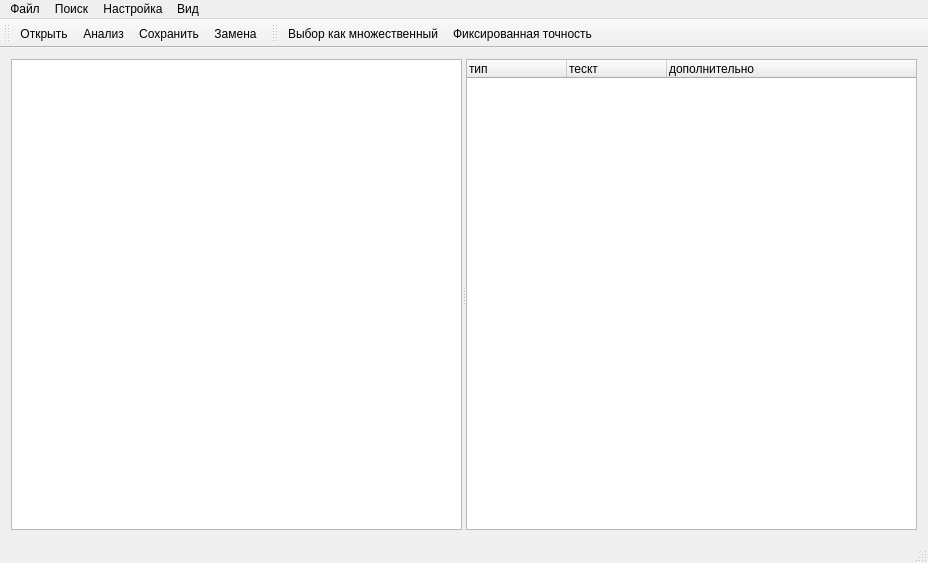
Qt form mainwindow.ui (schmidtevgeny/moodle_question_import) before a commit.
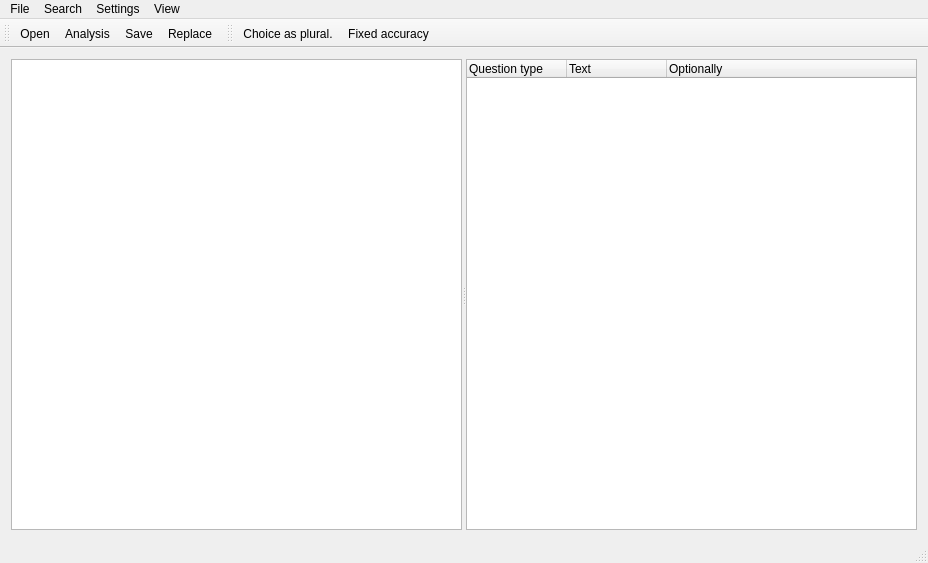
The same form after that commit. Icons and pictures are not drawn.

Diff of the .ui file:
```diff
--- a/mainwindow.ui
+++ b/mainwindow.ui
@@ -39,17 +39,17 @@
                             </attribute>
                             <column>
                                 <property name="text">
-                                    <string>тип</string>
+         <string>Question type</string>
                                 </property>
                             </column>
                             <column>
                                 <property name="text">
-                                    <string>тескт</string>
+         <string>Text</string>
                                 </property>
                             </column>
                             <column>
                                 <property name="text">
-                                    <string>дополнительно</string>
+         <string>Optionally</string>
                                 </property>
                             </column>
                         </widget>
@@ -66,15 +66,15 @@
                     <height>21</height>
                 </rect>
             </property>
-            <widget class="QMenu" name="menu">
+   <widget class="QMenu" name="fileMenu">
                 <property name="title">
-                    <string>Файл</string>
+     <string>File</string>
                 </property>
                 <addaction name="actionOpen"/>
                 <addaction name="actionTest"/>
                 <addaction name="actionExport"/>
             </widget>
-            <widget class="QMenu" name="menu_2">
+   <widget class="QMenu" name="settingsMenu">
                 <property name="layoutDirection">
                     <enum>Qt::LeftToRight</enum>
                 </property>
@@ -82,7 +82,7 @@
                     <bool>false</bool>
                 </property>
                 <property name="title">
-                    <string>Настройка</string>
+     <string>Settings</string>
                 </property>
                 <property name="separatorsCollapsible">
                     <bool>false</bool>
@@ -93,11 +93,11 @@
                 <addaction name="action_export_as_text"/>
                 <addaction name="actionFixTolerance"/>
             </widget>
-            <widget class="QMenu" name="menu_3">
+   <widget class="QMenu" name="viewMenu">
                 <property name="title">
-                    <string>Вид</string>
-                </property>
-                <widget class="QMenu" name="menu_4">
+     <string>View</string>
+    </property>
+    <widget class="QMenu" name="toolbarsMenu">
                     <property name="title">
                         <string>Панели инструментов</string>
                     </property>
@@ -108,9 +108,9 @@
                 <addaction name="collapse_quiz"/>
                 <addaction name="expand_all"/>
             </widget>
-            <widget class="QMenu" name="menu_5">
+   <widget class="QMenu" name="searchMenu">
                 <property name="title">
-                    <string>Поиск</string>
+     <string>Search</string>
                 </property>
                 <addaction name="action_find"/>
                 <addaction name="action_next"/>
@@ -118,10 +118,10 @@
                 <addaction name="action_textToNum"/>
                 <addaction name="action_fromBilet"/>
             </widget>
-            <addaction name="menu"/>
-            <addaction name="menu_5"/>
-            <addaction name="menu_2"/>
-            <addaction name="menu_3"/>
+   <addaction name="fileMenu"/>
+   <addaction name="searchMenu"/>
+   <addaction name="settingsMenu"/>
+   <addaction name="viewMenu"/>
         </widget>
         <widget class="QToolBar" name="mainToolBar">
             <property name="windowTitle">
@@ -162,7 +162,7 @@
                 </iconset>
             </property>
             <property name="text">
-                <string>Анализ...</string>
+    <string>Analysis...</string>
             </property>
             <property name="toolTip">
                 <string>Анализ</string>
@@ -178,7 +178,7 @@
                 </iconset>
             </property>
             <property name="text">
-                <string>Открыть...</string>
+    <string>Open...</string>
             </property>
             <property name="shortcut">
                 <string>Ctrl+O</string>
@@ -191,7 +191,10 @@
                 </iconset>
             </property>
             <property name="text">
-                <string>Сохранить...</string>
+    <string>Save...</string>
+   </property>
+   <property name="toolTip">
+    <string>&lt;html&gt;&lt;head/&gt;&lt;body&gt;&lt;p&gt;Saves the question tree.&lt;/p&gt;&lt;/body&gt;&lt;/html&gt;</string>
             </property>
             <property name="shortcut">
                 <string>Ctrl+E</string>
@@ -204,7 +207,7 @@
                 </iconset>
             </property>
             <property name="text">
-                <string>Замена...</string>
+    <string>Replace...</string>
             </property>
             <property name="shortcut">
                 <string>Ctrl+R</string>
@@ -215,7 +218,10 @@
                 <bool>true</bool>
             </property>
             <property name="text">
-                <string>Выбор как множественный</string>
+    <string>Choice as plural.</string>
+   </property>
+   <property name="toolTip">
+    <string>&lt;html&gt;&lt;head/&gt;&lt;body&gt;&lt;p&gt;Keep single choice questions as multiple choice&lt;/p&gt;&lt;/body&gt;&lt;/html&gt;</string>
             </property>
         </action>
         <action name="num_to_text">
@@ -309,7 +315,10 @@
                 <bool>true</bool>
             </property>
             <property name="text">
-                <string>Фиксированная точность</string>
+    <string>Fixed accuracy</string>
+   </property>
+   <property name="toolTip">
+    <string>Fixed accuracy</string>
             </property>
         </action>
     </widget>
```
Left out of the diff: 81 changed lines with no effect on the pictures. Lines whose indentation alone changed are shown as unchanged.
